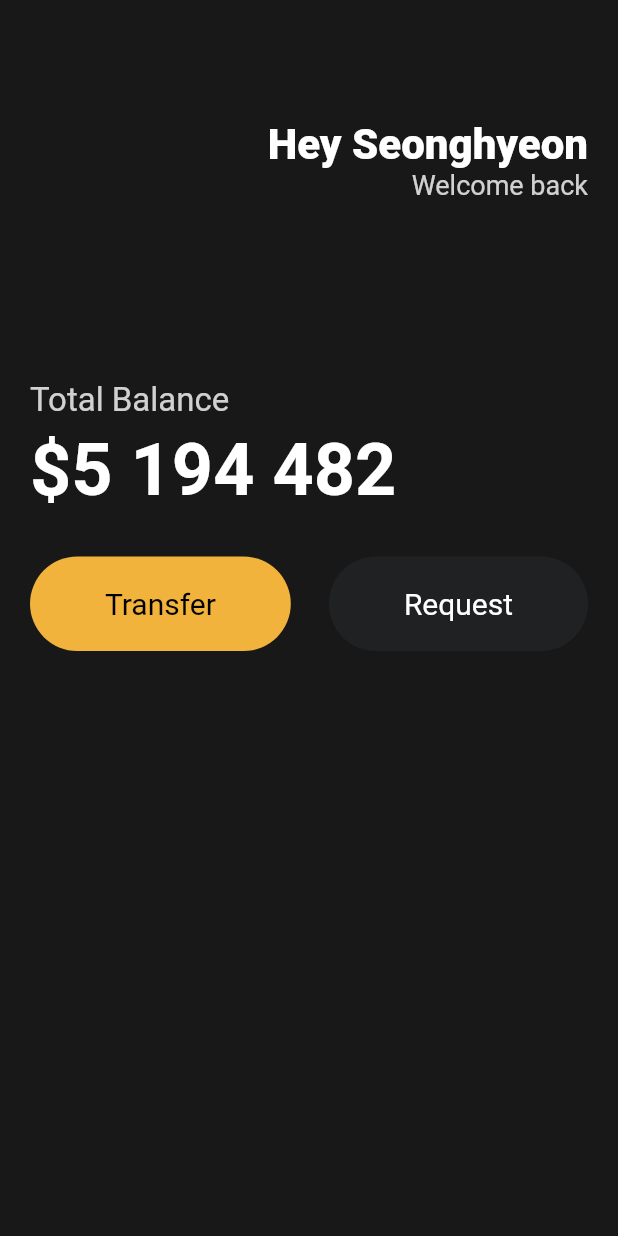
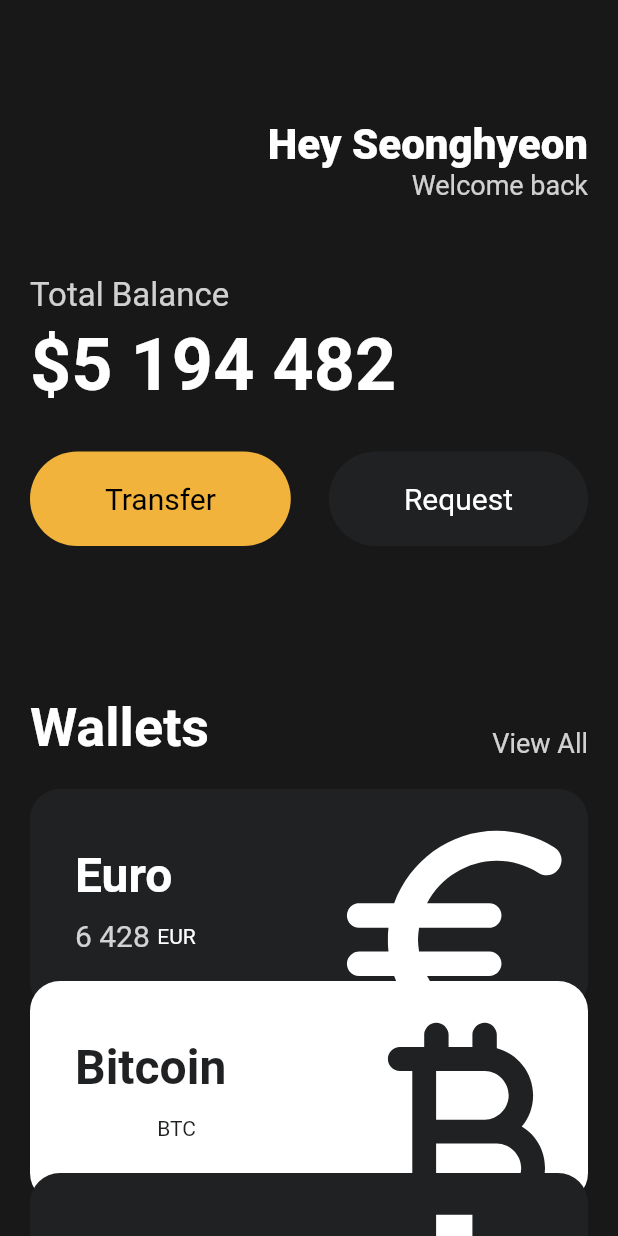
Before and after one commit to bmaner/toonflix, a Flutter app: the screen it shows after launch, on a phone screen of 412 x 824 dp. Run offline on Flutter 3.47's test engine with Material 2 defaults, Android fonts, the phone set to English and light mode, and no system bars.

Commit message:
Add CurrencyCard Widget and make UI

```diff
--- /dev/null
+++ b/lib/Widgets/currency_cart.dart
@@ -0,0 +1,83 @@
+import 'package:flutter/material.dart';
+
+class CurrencyCard extends StatelessWidget {
+  final String name, code, amount;
+  final IconData icon;
+  final bool isInverted;
+
+  final _blackColor = const Color(0xff1f2123);
+
+  const CurrencyCard({
+    super.key,
+    required this.name,
+    required this.code,
+    required this.amount,
+    required this.icon,
+    required this.isInverted,
+  });
+
+  @override
+  Widget build(BuildContext context) {
+    return Container(
+      clipBehavior: Clip.hardEdge,
+      decoration: BoxDecoration(
+        color: isInverted ? Colors.white : _blackColor,
+        borderRadius: BorderRadius.circular(20),
+      ),
+      child: Padding(
+        padding: const EdgeInsets.all(30),
+        child: Row(
+          mainAxisAlignment: MainAxisAlignment.spaceBetween,
+          children: [
+            Column(
+              crossAxisAlignment: CrossAxisAlignment.start,
+              children: [
+                Text(
+                  name,
+                  style: TextStyle(
+                    color: isInverted ? _blackColor : Colors.white,
+                    fontSize: 32,
+                    fontWeight: FontWeight.w600,
+                  ),
+                ),
+                const SizedBox(
+                  height: 10,
+                ),
+                Row(
+                  children: [
+                    Text(
+                      amount,
+                      style: TextStyle(
+                        color: Colors.white.withOpacity(0.8),
+                        fontSize: 20,
+                      ),
+                    ),
+                    const SizedBox(
+                      width: 5,
+                    ),
+                    Text(
+                      code,
+                      style: TextStyle(
+                          color: isInverted ? _blackColor : Colors.white),
+                    ),
+                  ],
+                ),
+              ],
+            ),
+            Transform.scale(
+              scale: 2.2,
+              child: Transform.translate(
+                offset: const Offset(-5, 12),
+                child: Icon(
+                  icon,
+                  color: isInverted ? _blackColor : Colors.white,
+                  size: 88,
+                ),
+              ),
+            ),
+          ],
+        ),
+      ),
+    );
+  }
+}
--- a/lib/main.dart
+++ b/lib/main.dart
@@ -1,5 +1,6 @@
 import 'package:flutter/material.dart';
 import 'package:toonflix/Widgets/button.dart';
+import 'package:toonflix/Widgets/currency_cart.dart';
 
 void main() {
   runApp(App());
@@ -11,7 +12,8 @@ class App extends StatelessWidget {
     return MaterialApp(
       home: Scaffold(
           backgroundColor: const Color(0xFF181818),
-          body: Padding(
+          body: SingleChildScrollView(
+            child: Padding(
               padding: const EdgeInsets.symmetric(horizontal: 20),
               child: Column(
                 crossAxisAlignment: CrossAxisAlignment.start,
@@ -45,7 +47,7 @@ class App extends StatelessWidget {
                     ],
                   ),
                   const SizedBox(
-                  height: 120,
+                    height: 50,
                   ),
                   Text(
                     'Total Balance',
@@ -70,20 +72,75 @@ class App extends StatelessWidget {
                   ),
                   Row(
                     mainAxisAlignment: MainAxisAlignment.spaceBetween,
-                  children: [
+                    children: const [
                       Button(
                         text: 'Transfer',
-                      bgColor: const Color(0xfff1b33b),
+                        bgColor: Color(0xfff1b33b),
                         textColor: Colors.black,
                       ),
                       Button(
                         text: 'Request',
-                      bgColor: const Color(0xff1f2123),
+                        bgColor: Color(0xff1f2123),
                         textColor: Colors.white,
                       ),
                     ],
-                )
+                  ),
+                  const SizedBox(
+                    height: 100,
+                  ),
+                  Row(
+                    mainAxisAlignment: MainAxisAlignment.spaceBetween,
+                    crossAxisAlignment: CrossAxisAlignment.end,
+                    children: [
+                      const Text(
+                        'Wallets',
+                        style: TextStyle(
+                          color: Colors.white,
+                          fontSize: 36,
+                          fontWeight: FontWeight.w600,
+                        ),
+                      ),
+                      Text(
+                        'View All',
+                        style: TextStyle(
+                          color: Colors.white.withOpacity(0.8),
+                          fontSize: 18,
+                        ),
+                      ),
                     ],
+                  ),
+                  const SizedBox(
+                    height: 20,
+                  ),
+                  const CurrencyCard(
+                    name: 'Euro',
+                    code: 'EUR',
+                    amount: '6 428',
+                    icon: Icons.euro_rounded,
+                    isInverted: false,
+                  ),
+                  Transform.translate(
+                    offset: const Offset(0, -20),
+                    child: const CurrencyCard(
+                      name: 'Bitcoin',
+                      code: 'BTC',
+                      amount: '9 785',
+                      icon: Icons.currency_bitcoin_rounded,
+                      isInverted: true,
+                    ),
+                  ),
+                  Transform.translate(
+                    offset: const Offset(0, -40),
+                    child: const CurrencyCard(
+                      name: 'Dollar',
+                      code: 'USD',
+                      amount: '428',
+                      icon: Icons.attach_money_outlined,
+                      isInverted: false,
+                    ),
+                  ),
+                ],
+              ),
             ),
           )),
     );
```
Lines whose indentation alone changed are shown as unchanged.
